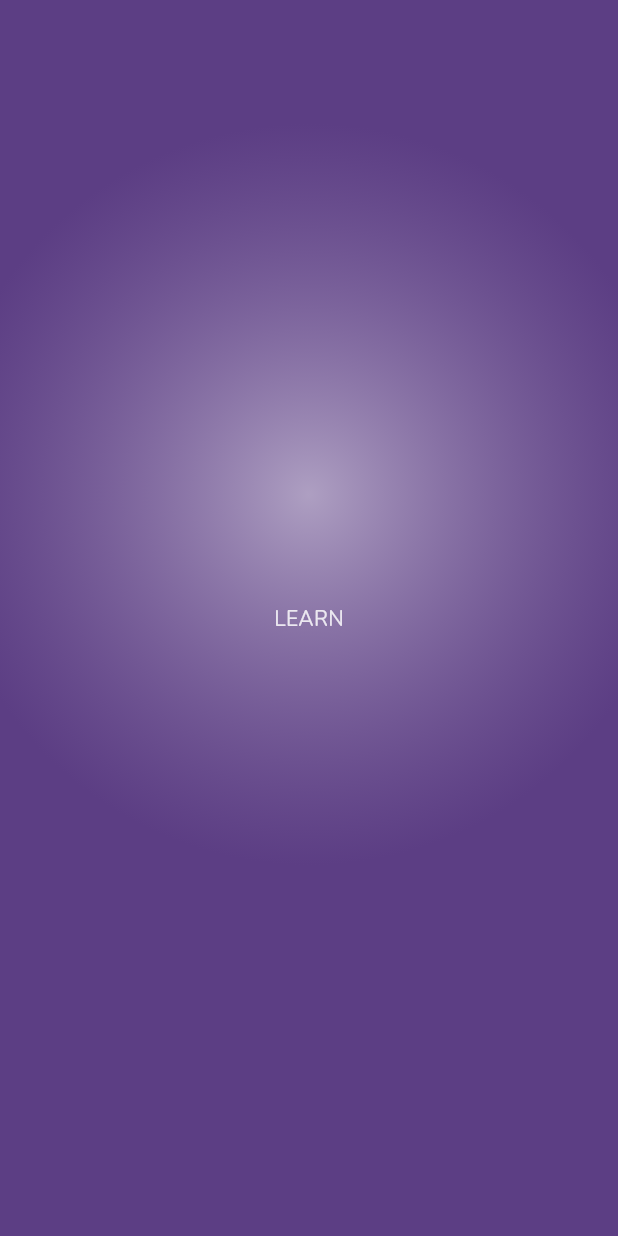
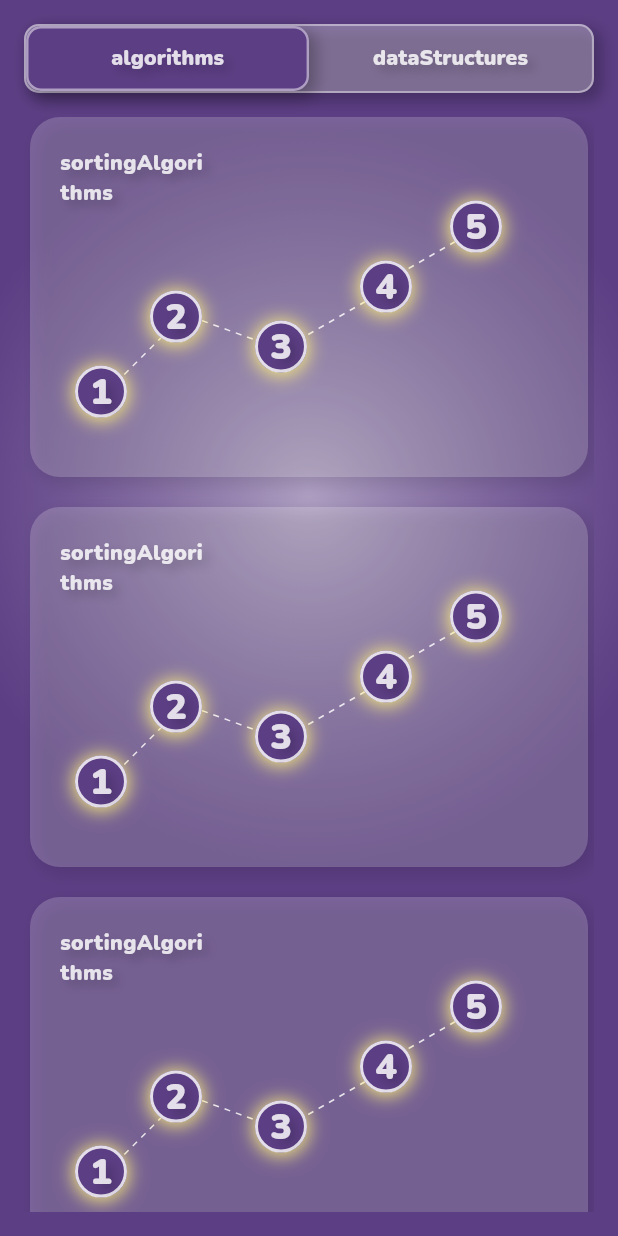
Before and after one commit to YaroslavaShyt/dsa_learning_mobile, a Flutter app: the LearnScreen screen opened directly, on a phone screen of 412 x 824 dp. Run offline on Flutter 3.47's test engine with Material 3 defaults, Android fonts, the phone set to English and light mode, and no system bars; drawn by our look-alikes of dotted_line; our stand-ins replace dio, easy_localization, equatable, fl_chart, flutter_bloc, flutter_secure_storage and 5 more; accounts and stored records are empty; project files that could hold a hidden picture were left out.

Commit message:
learn ui

```diff
--- a/assets/localization/uk_UA.json
+++ b/assets/localization/uk_UA.json
@@ -27,5 +27,6 @@
   "statistics": "Статистика",
   "algorithms": "Алгоритми",
   "dataStructures": "Структури даних",
-  "minutesQuantity": "*Кількість хвилин, присвячених навчанню"
+  "minutesQuantity": "*Кількість хвилин, присвячених навчанню",
+  "sortingAlgorithms": "Алгоритми сортування"
 }
--- a/lib/presentation/initial/initial_screen.dart
+++ b/lib/presentation/initial/initial_screen.dart
@@ -1,9 +1,10 @@
 import 'package:dsa_learning/presentation/initial/auth/auth_factory.dart';
 import 'package:dsa_learning/presentation/initial/bloc/initial_cubit.dart';
 import 'package:dsa_learning/presentation/initial/bloc/initial_state.dart';
-import 'package:dsa_learning/presentation/initial/main/home/home_factory.dart';
 import 'package:flutter/material.dart';
 import 'package:flutter_bloc/flutter_bloc.dart';
+
+import 'main/main_factory.dart';
 
 class InitialScreen extends StatelessWidget {
   const InitialScreen({super.key});
@@ -12,11 +13,10 @@ class InitialScreen extends StatelessWidget {
   Widget build(BuildContext context) {
     return BlocBuilder<InitialCubit, InitialState>(
       builder: (BuildContext context, InitialState state) {
-        return switch(state.status){
+        return switch (state.status) {
           InitialStatus.auth => AuthFactory.build(),
-          InitialStatus.home => HomeFactory.build(),
+          InitialStatus.home => MainFactory.build(),
           InitialStatus.loading => AuthFactory.build(),
-         // const Center(child: CircularProgressIndicator(),),
         };
       },
     );
--- a/lib/presentation/initial/main/learn/learn_screen.dart
+++ b/lib/presentation/initial/main/learn/learn_screen.dart
@@ -1,5 +1,21 @@
+import 'package:dotted_line/dotted_line.dart';
+import 'package:dsa_learning/core/utils/theme/app_color_theme.dart';
+import 'package:dsa_learning/core/utils/theme/text_theme.dart';
+import 'package:dsa_learning/presentation/initial/main/learn/widgets/levels/_dotted_line.dart';
+import 'package:dsa_learning/presentation/initial/main/learn/widgets/levels/_pattern.dart';
+import 'package:dsa_learning/presentation/widgets/animated_gestures/tap_animated_widget.dart';
 import 'package:dsa_learning/presentation/widgets/main_background.dart';
+import 'package:dsa_learning/presentation/widgets/main_container.dart';
+import 'package:dsa_learning/presentation/widgets/main_shadow.dart';
+import 'package:dsa_learning/presentation/widgets/tab_bar/main_tab_bar.dart';
+import 'package:easy_localization/easy_localization.dart';
 import 'package:flutter/material.dart';
+
+part 'widgets/_learn_tab_bar.dart';
+part 'widgets/data_structures_content/_data_structures_content.dart';
+part 'widgets/algorithms/_algorithms_content.dart';
+part 'widgets/_category_container.dart';
+part 'widgets/levels/_level_widget.dart';
 
 class LearnScreen extends StatelessWidget {
   const LearnScreen({super.key});
@@ -7,13 +23,15 @@ class LearnScreen extends StatelessWidget {
   @override
   Widget build(BuildContext context) {
     return Scaffold(
-        body: Stack(
-      children: [
-        const MainBackground(),
-        Center(
-          child: Text('LEARN'),
+      body: SafeArea(
+        bottom: false,
+        child: Stack(
+          children: [
+            const MainBackground(),
+            _LearnTabBar(),
+          ],
         ),
-      ],
-    ));
+      ),
+    );
   }
 }
--- /dev/null
+++ b/lib/presentation/initial/main/learn/widgets/_category_container.dart
@@ -0,0 +1,53 @@
+part of '../learn_screen.dart';
+
+class _CategoryContainer extends StatelessWidget {
+  const _CategoryContainer({
+    required this.pattern,
+  });
+
+  final Pattern pattern;
+
+  @override
+  Widget build(BuildContext context) {
+    final TextTheme textTheme = getTextTheme(context);
+    return MainContainer(
+      height: 240,
+      width: double.infinity,
+      padding: const EdgeInsetsDirectional.all(20),
+      margin: const EdgeInsetsDirectional.only(start: 4, end: 4, bottom: 20),
+      content: Stack(
+        children: [
+          Positioned(
+            child: SizedBox(
+              width: 100,
+              child: Text(
+                context.tr("sortingAlgorithms"),
+                style: textTheme.labelSmall?.copyWith(
+                  fontWeight: FontWeight.w700,
+                ),
+              ),
+            ),
+          ),
+          ...List.generate(
+            4,
+            (int index) {
+              return MainDottedLine(
+                position: pattern.dashPositions[index],
+              );
+            },
+          ),
+          ...List.generate(
+            5,
+            (int index) {
+              return _LevelWidget(
+                levelNum: (index + 1).toString(),
+                position: pattern.positions[index],
+                onTap: () {},
+              );
+            },
+          ),
+        ],
+      ),
+    );
+  }
+}
--- /dev/null
+++ b/lib/presentation/initial/main/learn/widgets/_learn_tab_bar.dart
@@ -0,0 +1,29 @@
+part of '../learn_screen.dart';
+
+class _LearnTabBar extends StatelessWidget {
+  const _LearnTabBar({super.key});
+
+  @override
+  Widget build(BuildContext context) {
+    final TextTheme textTheme = getTextTheme(context);
+    return MainTabBar(
+      labelStyle: textTheme.labelSmall?.copyWith(fontWeight: FontWeight.w700),
+      tabs: [
+        Tab(
+          child: Text(
+            context.tr('algorithms'),
+          ),
+        ),
+        Tab(
+          child: Text(
+            context.tr('dataStructures'),
+          ),
+        ),
+      ],
+      tabBarContent: [
+        _AlgorithmsContent(),
+        _DataStructuresContent(),
+      ],
+    );
+  }
+}
--- /dev/null
+++ b/lib/presentation/initial/main/learn/widgets/algorithms/_algorithms_content.dart
@@ -0,0 +1,17 @@
+part of '../../learn_screen.dart';
+
+class _AlgorithmsContent extends StatelessWidget {
+  const _AlgorithmsContent({super.key});
+
+  @override
+  Widget build(BuildContext context) {
+    return ListView.builder(
+      itemCount: 4,
+      itemBuilder: (_, int index) {
+        return _CategoryContainer(
+          pattern: patterns[0],
+        );
+      },
+    );
+  }
+}
--- /dev/null
+++ b/lib/presentation/initial/main/learn/widgets/data_structures_content/_data_structures_content.dart
@@ -0,0 +1,17 @@
+part of '../../learn_screen.dart';
+
+class _DataStructuresContent extends StatelessWidget {
+  const _DataStructuresContent({super.key});
+
+  @override
+  Widget build(BuildContext context) {
+    return ListView.builder(
+      itemCount: 4,
+      itemBuilder: (_, int index) {
+        return _CategoryContainer(
+          pattern: patterns[1],
+        );
+      },
+    );
+  }
+}
--- /dev/null
+++ b/lib/presentation/initial/main/learn/widgets/levels/_dotted_line.dart
@@ -0,0 +1,25 @@
+import 'package:dotted_line/dotted_line.dart';
+import 'package:dsa_learning/core/utils/theme/app_color_theme.dart';
+import 'package:dsa_learning/presentation/initial/main/learn/widgets/levels/_pattern.dart';
+import 'package:flutter/material.dart';
+
+class MainDottedLine extends StatelessWidget {
+  const MainDottedLine({required this.position, super.key});
+
+  final Position position;
+
+  @override
+  Widget build(BuildContext context) {
+    return Positioned(
+      bottom: position.bottom,
+      left: position.left,
+      child: RotationTransition(
+        turns: AlwaysStoppedAnimation(position.rotation! / 360),
+        child: DottedLine(
+          lineLength: 70,
+          dashColor: getColorScheme(context).onSurface,
+        ),
+      ),
+    );
+  }
+}
--- /dev/null
+++ b/lib/presentation/initial/main/learn/widgets/levels/_level_widget.dart
@@ -0,0 +1,51 @@
+part of '../../learn_screen.dart';
+
+class _LevelWidget extends StatelessWidget {
+  const _LevelWidget({
+    required this.levelNum,
+    required this.position,
+    required this.onTap,
+    this.isGame = false,
+  });
+
+  final String levelNum;
+  final bool isGame;
+  final Position position;
+  final VoidCallback onTap;
+
+  @override
+  Widget build(BuildContext context) {
+    final ColorScheme colorScheme = getColorScheme(context);
+    final TextTheme textTheme = getTextTheme(context);
+    return Positioned(
+      bottom: position.bottom,
+      left: position.left,
+      child: TapAnimatedWidget(
+        onTap: onTap,
+        child: Container(
+          decoration: BoxDecoration(
+            color: colorScheme.surface,
+            border: Border.all(color: colorScheme.onSurface, width: 2),
+            shape: BoxShape.circle,
+            boxShadow: [
+              mainBoxShadow(context).copyWith(
+                color: colorScheme.primaryFixed,
+                spreadRadius: 1,
+                blurRadius: 10,
+                offset: const Offset(0, 1),
+              )
+            ],
+          ),
+          padding: const EdgeInsetsDirectional.all(8),
+          child: Text(
+            levelNum,
+            style: textTheme.labelMedium?.copyWith(
+              fontWeight: FontWeight.w700,
+              fontSize: 24,
+            ),
+          ),
+        ),
+      ),
+    );
+  }
+}
--- /dev/null
+++ b/lib/presentation/initial/main/learn/widgets/levels/_pattern.dart
@@ -0,0 +1,53 @@
+class Position {
+  const Position({
+    this.left,
+    this.top,
+    this.right,
+    this.bottom,
+    this.rotation,
+  });
+
+  final int? rotation;
+  final double? left;
+  final double? top;
+  final double? right;
+  final double? bottom;
+}
+
+class Pattern {
+  const Pattern({
+    required this.positions,
+    required this.dashPositions,
+  });
+
+  final List<Position> positions;
+  final List<Position> dashPositions;
+}
+
+const List<Pattern> patterns = [
+  Pattern(
+    positions: [
+      Position(bottom: 10, left: 10),
+      Position(bottom: 60, left: 60),
+      Position(bottom: 40, left: 130),
+      Position(bottom: 80, left: 200),
+      Position(bottom: 120, left: 260),
+    ],
+    dashPositions: [
+      Position(bottom: 50, left: 10, rotation: -45),
+      Position(bottom: 80, left: 70, rotation: 20),
+      Position(bottom: 80, left: 140, rotation: -30),
+      Position(bottom: 120, left: 200, rotation: -30),
+    ],
+  ),
+  Pattern(
+    positions: [
+      Position(bottom: 60, left: 10),
+      Position(bottom: 10, left: 60),
+      Position(bottom: 80, left: 130),
+      Position(bottom: 30, left: 200),
+      Position(bottom: 100, left: 260),
+    ],
+    dashPositions: [],
+  ),
+];
--- /dev/null
+++ b/lib/presentation/widgets/tab_bar/main_tab_bar.dart
@@ -0,0 +1,86 @@
+import 'package:dsa_learning/core/utils/theme/app_color_theme.dart';
+import 'package:dsa_learning/core/utils/theme/text_theme.dart';
+import 'package:dsa_learning/presentation/widgets/main_shadow.dart';
+import 'package:flutter/material.dart';
+
+class MainTabBar extends StatelessWidget {
+  const MainTabBar({
+    required this.tabBarContent,
+    required this.tabs,
+    this.initialIndex = 0,
+    this.labelColor,
+    this.unselectedLabelColor,
+    this.labelStyle,
+    this.margin,
+    this.textTabBarHeight,
+    super.key,
+  });
+
+  final int initialIndex;
+  final List<Widget> tabBarContent;
+  final List<Tab> tabs;
+  final Color? labelColor;
+  final Color? unselectedLabelColor;
+  final TextStyle? labelStyle;
+  final EdgeInsetsGeometry? margin;
+  final double? textTabBarHeight;
+
+  @override
+  Widget build(BuildContext context) {
+    final TextTheme textTheme = getTextTheme(context);
+    final ColorScheme colorScheme = getColorScheme(context);
+    return DefaultTabController(
+      initialIndex: initialIndex,
+      length: tabs.length,
+      child: Container(
+        margin: margin ?? const EdgeInsetsDirectional.all(16),
+        child: Column(
+          mainAxisSize: MainAxisSize.min,
+          children: [
+            Container(
+              height: textTabBarHeight ?? 46,
+              decoration: BoxDecoration(
+                border: Border.all(
+                  width: 1.4,
+                  color: colorScheme.onSurface.withValues(alpha: 0.4),
+                ),
+                borderRadius: BorderRadius.circular(10),
+                color: colorScheme.onSurface.withValues(alpha: 0.3),
+                boxShadow: [mainBoxShadow(context)],
+              ),
+              margin: const EdgeInsetsDirectional.only(bottom: 16),
+              child: TabBar(
+                dividerColor: Colors.transparent,
+                splashBorderRadius: BorderRadius.circular(10),
+                indicatorSize: TabBarIndicatorSize.tab,
+                indicator: BoxDecoration(
+                  boxShadow: [mainBoxShadow(context)],
+                  borderRadius: BorderRadius.circular(10),
+                  color: colorScheme.surface,
+                  border: Border.all(
+                    color: colorScheme.onSurface.withValues(alpha: 0.5),
+                    width: 1.6,
+                  ),
+                ),
+                labelStyle: labelStyle ??
+                    textTheme.labelSmall?.copyWith(
+                      fontWeight: FontWeight.w700,
+                    ),
+                unselectedLabelColor:
+                    unselectedLabelColor ?? colorScheme.onSurface,
+                labelColor: labelColor ?? colorScheme.onSurface,
+                tabs: tabs,
+              ),
+            ),
+            Flexible(
+              fit: FlexFit.loose,
+              child: TabBarView(
+                children: tabBarContent,
+              ),
+            ),
+          ],
+        ),
+      ),
+    );
+  }
+}
--- a/pubspec.yaml
+++ b/pubspec.yaml
@@ -38,6 +38,7 @@ dependencies:
 
   # widgets
   fl_chart: ^0.70.2
+  dotted_line: ^3.2.3
 
 dev_dependencies:
   flutter_test:
```
Also changed, not shown: lib/core/localization/codegen_loader.g.dart, pubspec.lock.
